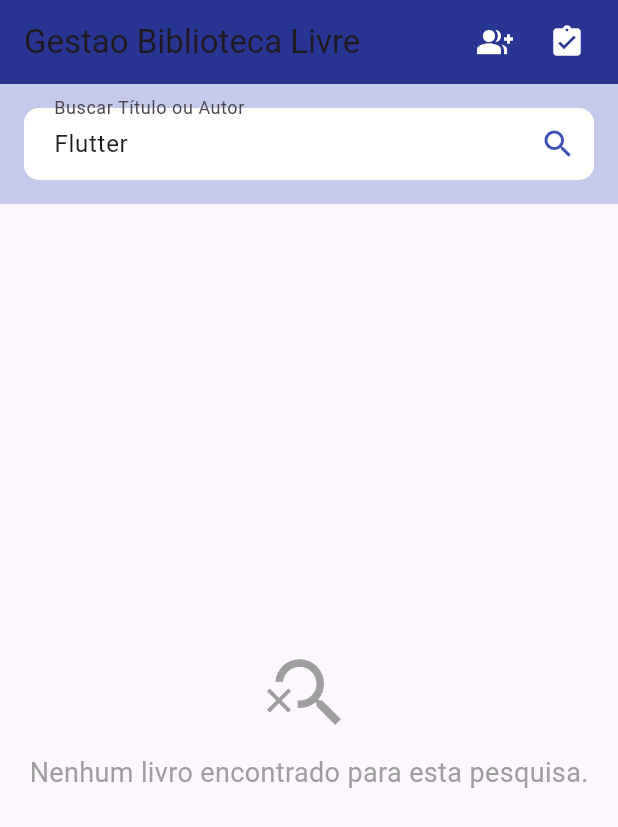
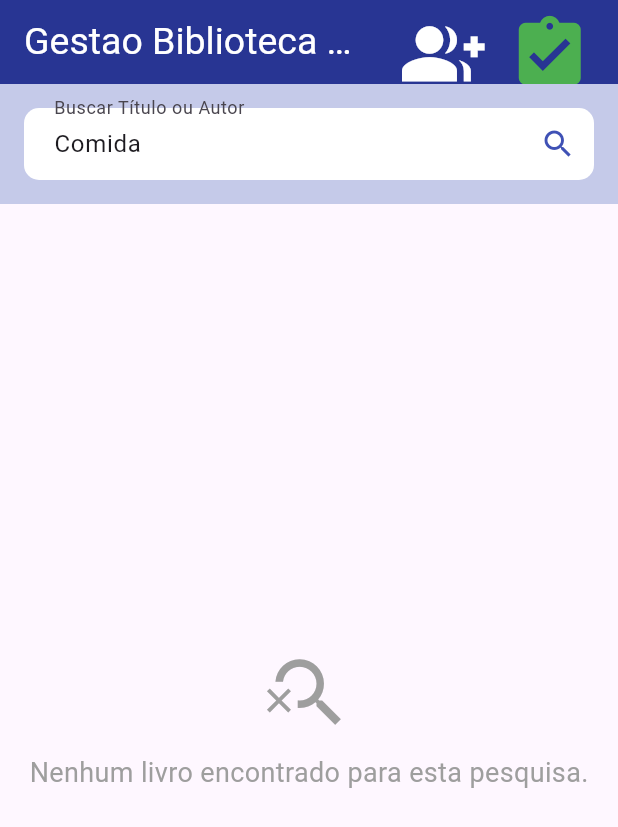
Before and after one commit to MottoMottoBR/biblioteca, a Flutter app: the screen it shows after launch, on a phone screen of 412 x 824 dp. Shown: the top 827 px of the screen. Run offline on Flutter 3.47's test engine with Material 3 defaults, Android fonts, the phone set to English and light mode, and no system bars; our stand-ins replace supabase_flutter; accounts and stored records are empty; network calls fail.

Commit message:
ajustes nas cores

```diff
--- a/lib/paginas/home_page.dart
+++ b/lib/paginas/home_page.dart
@@ -24,7 +24,7 @@ class _LivrosApiScreenState extends State<LivrosApiScreen> {
   List<Map<String, dynamic>> _livrosEncontrados = [];
   bool _isLoading = false;
   final TextEditingController _searchController = TextEditingController(
-    text: 'Flutter',
+    text: 'Comida',
   );
 
   @override
@@ -49,18 +49,20 @@ class _LivrosApiScreenState extends State<LivrosApiScreen> {
 
   // --- FUNÇÃO _adicionarECatalogar REMOVIDA: A lógica de empréstimo foi movida para LivroDetalhesScreen ---
 
-
   @override
   Widget build(BuildContext context) {
     return Scaffold(
       appBar: AppBar(
-        title: const Text('Gestao Biblioteca Livre'),
+        title: const Text(
+          'Gestao Biblioteca Livre',
+          style: TextStyle(color: Colors.white, fontSize: 25),
+        ),
         backgroundColor: Colors.indigo.shade800,
         elevation: 0,
         actions: [
           // Botão de acesso ao Cadastro de Membros
           IconButton(
-            icon: const Icon(Icons.group_add, color: Colors.white),
+            icon: const Icon(Icons.group_add, color: Colors.white, size: 55,),
             tooltip: 'Cadastrar Novo Membro',
             onPressed: () {
               Navigator.push(
@@ -74,7 +76,7 @@ class _LivrosApiScreenState extends State<LivrosApiScreen> {
 
           // Botão de acesso à Devolução/Status
           IconButton(
-            icon: const Icon(Icons.assignment_turned_in, color: Colors.white),
+            icon: const Icon(Icons.assignment_turned_in, color: Colors.green, size: 55,),
             tooltip: 'Gerenciar Empréstimos e Devoluções',
             onPressed: () {
               Navigator.push(
@@ -192,11 +194,11 @@ class _LivrosApiScreenState extends State<LivrosApiScreen> {
                   borderRadius: BorderRadius.circular(8),
                   child: (livro['capa_url'] as String).isNotEmpty
                       ? Image.network(
-                    livro['capa_url'],
-                    fit: BoxFit.cover,
-                    errorBuilder: (context, error, stackTrace) =>
-                    const Icon(Icons.book_outlined, size: 60),
-                  )
+                          livro['capa_url'],
+                          fit: BoxFit.cover,
+                          errorBuilder: (context, error, stackTrace) =>
+                              const Icon(Icons.book_outlined, size: 60),
+                        )
                       : const Icon(Icons.book, size: 60, color: Colors.grey),
                 ),
               ),
--- a/lib/paginas/livros_api_screen.dart
+++ b/lib/paginas/livros_api_screen.dart
@@ -19,7 +19,7 @@ class _LivrosApiScreenState extends State<LivrosApiScreen> {
   List<Map<String, dynamic>> _livrosEncontrados = [];
   bool _isLoading = false;
   final TextEditingController _searchController = TextEditingController(
-    text: 'Flutter',
+    text: 'Comida',
   );
 
   @override
--- a/lib/paginas/membro_cadastro_page.dart
+++ b/lib/paginas/membro_cadastro_page.dart
@@ -121,12 +121,12 @@ class _MembroCadastroScreenState extends State<MembroCadastroScreen> with Single
     return Scaffold(
       appBar: AppBar(
         title: const Text('Gestão de Membros da Biblioteca'),
-        backgroundColor: Colors.indigo,
+        backgroundColor: Colors.black12,
         bottom: TabBar(
           controller: _tabController,
           tabs: const [
             Tab(text: 'Cadastrar Novo Membro', icon: Icon(Icons.person_add)),
-            Tab(text: 'Consultar Status', icon: Icon(Icons.search)),
+            Tab(text: 'Consultar Status', icon: Icon(Icons.search), ),
           ],
         ),
       ),
```
